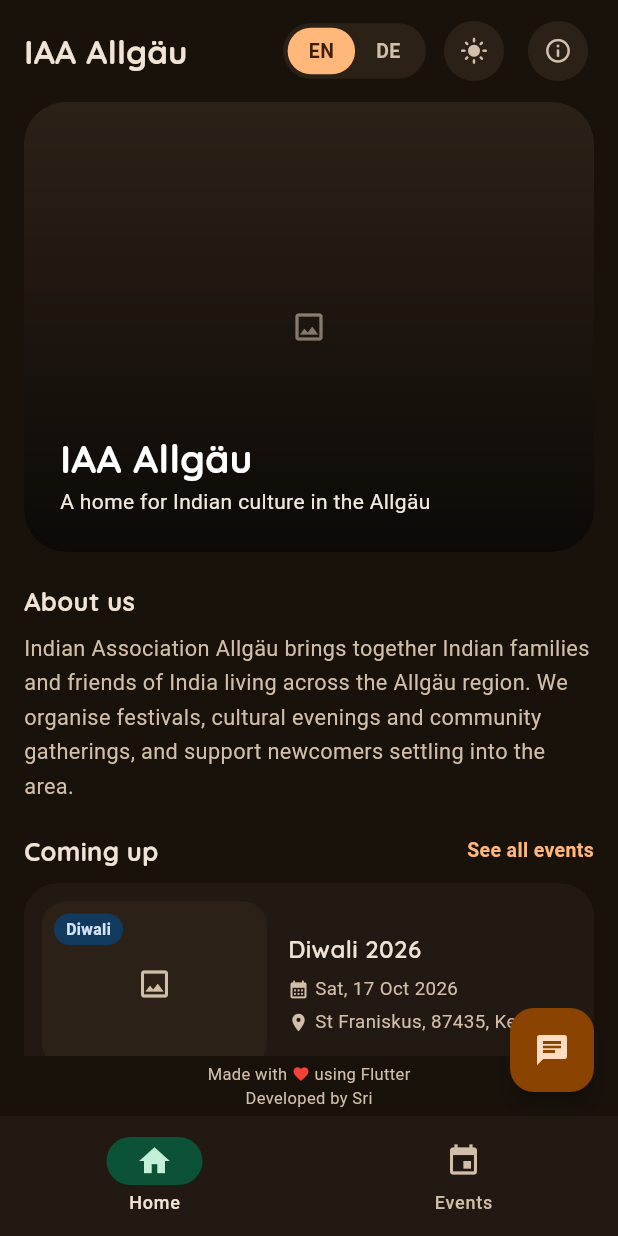
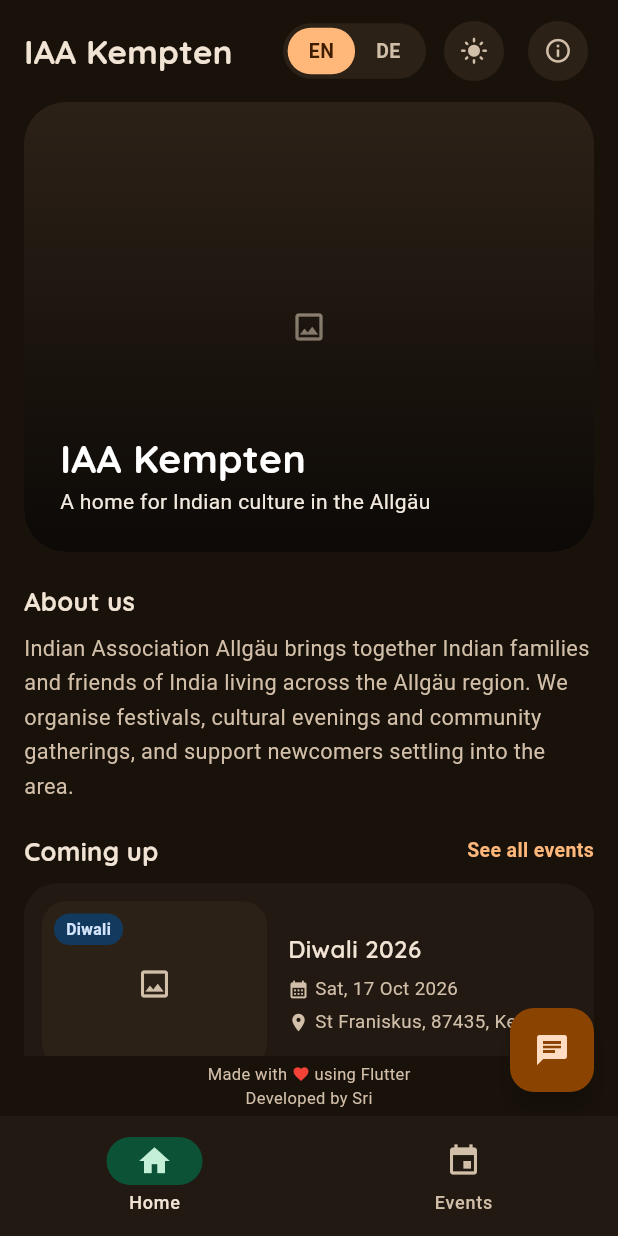
Before and after one commit to Vatsa0408/indian_association_allgaeu, a Flutter app: the screen it shows after launch, on a phone screen of 412 x 824 dp. Run offline on Flutter 3.47's test engine with Material 3 defaults, Android fonts, the phone set to English and light mode, and no system bars; our stand-ins replace flutter_bloc, google_fonts; Roboto replaces fonts that are missing (Mukta).

Commit message:
Updated from IAA Allgau to IAA Kempten
Co-Authored-By: Claude Sonnet 5.5 <noreply@anthropic.com>

```diff
--- a/lib/data.dart
+++ b/lib/data.dart
@@ -88,7 +88,7 @@ const benefits = [
 ];
 
 const strings = {
-  'appName': ['IAA Allgäu', 'IAA Allgäu'],
+  'appName': ['IAA Kempten', 'IAA Kempten'],
   'navHome': ['Home', 'Start'],
   'navEvents': ['Events', 'Events'],
   'navGallery': ['Gallery', 'Galerie'],
--- a/lib/main.dart
+++ b/lib/main.dart
@@ -16,7 +16,7 @@ class App extends StatelessWidget {
     child: BlocBuilder<AppCubit, AppState>(
       buildWhen: (a, b) => a.theme != b.theme,
       builder: (context, s) => MaterialApp(
-        title: 'IAA Allgäu',
+        title: 'IAA Kempten',
         debugShowCheckedModeBanner: false,
         theme: lightTheme,
         darkTheme: darkTheme,
```
Also changed, not shown: 2 other files.
